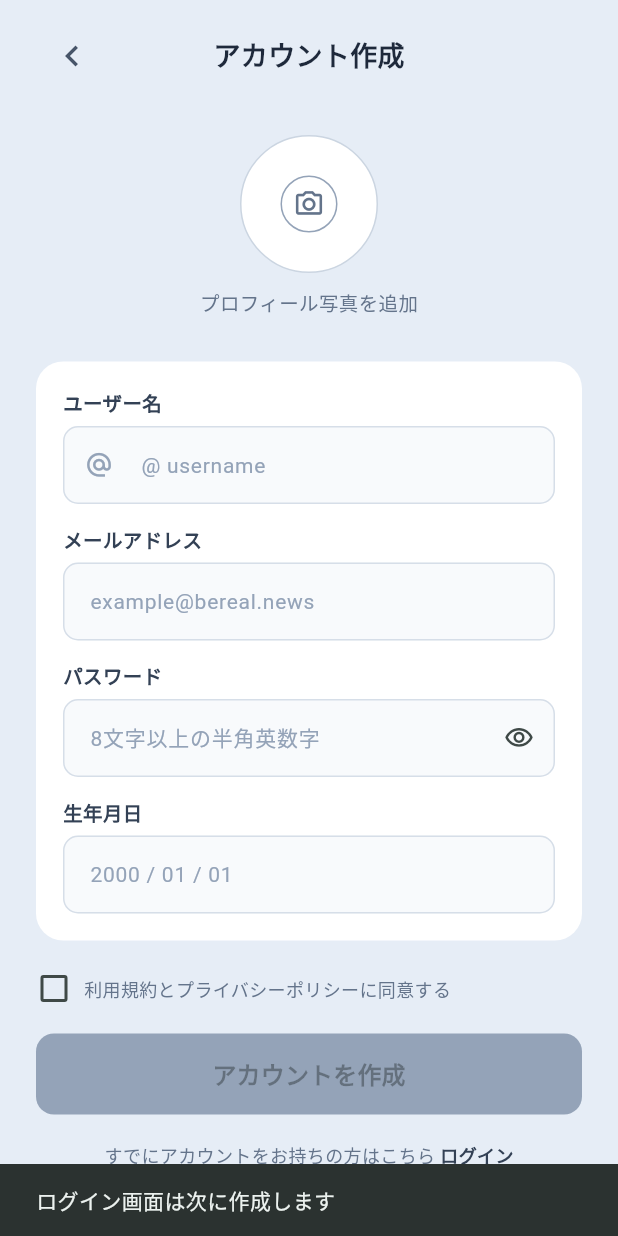
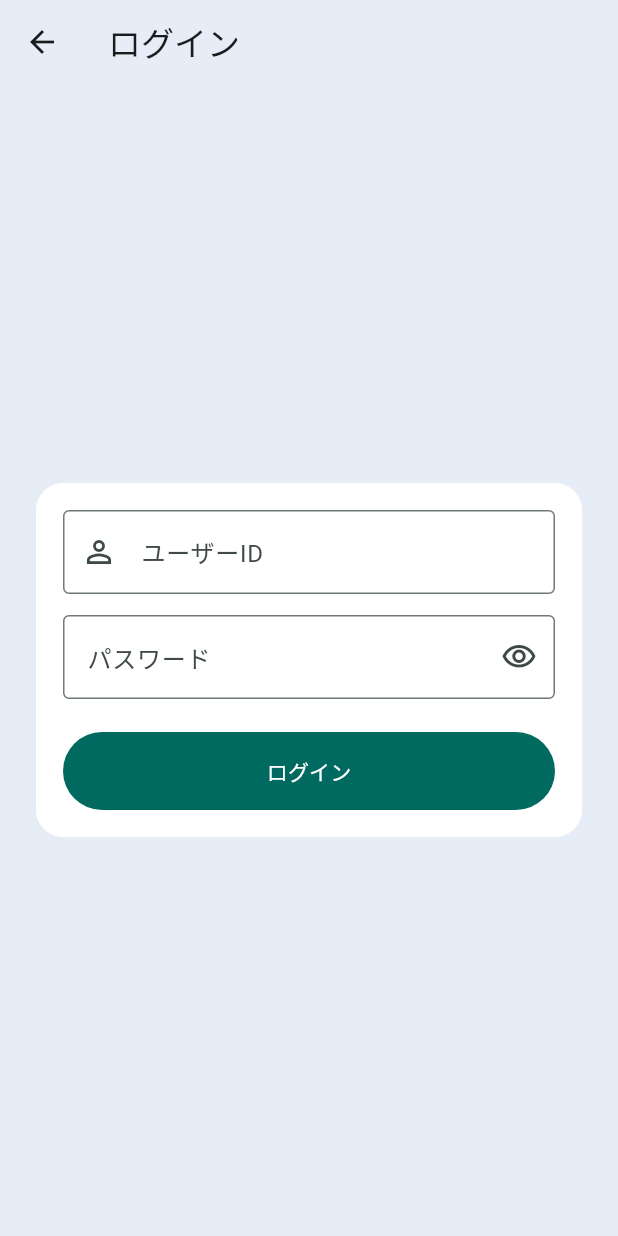
Before and after one commit to Shuya0127/NTTdata_Hack, a Flutter app: the AccountCreationPage screen opened directly, after a tap on "ログイン", on a phone screen of 412 x 824 dp. Run offline on Flutter 3.47's test engine with Material 3 defaults, Android fonts, the phone set to English and light mode, and no system bars; our stand-ins replace shared_preferences, supabase_flutter; accounts and stored records are empty.

Commit message:
メアドをユーザーIDに変更

```diff
--- a/lib/account/account_creation_page.dart
+++ b/lib/account/account_creation_page.dart
@@ -1,6 +1,7 @@
 import 'package:flutter/material.dart';
 import 'package:supabase_flutter/supabase_flutter.dart';
 import '../news/news_home_page.dart';
+import 'login_page.dart';
 
 class AccountCreationPage extends StatefulWidget {
   const AccountCreationPage({super.key});
@@ -11,10 +12,10 @@ class AccountCreationPage extends StatefulWidget {
 }
 
 class _AccountCreationPageState extends State<AccountCreationPage> {
-  final TextEditingController _usernameController =
+  final TextEditingController _userIdController =
       TextEditingController();
 
-  final TextEditingController _emailController =
+  final TextEditingController _usernameController =
       TextEditingController();
 
   final TextEditingController _passwordController =
@@ -28,8 +29,8 @@ class _AccountCreationPageState extends State<AccountCreationPage> {
 
   @override
   void dispose() {
+    _userIdController.dispose();
     _usernameController.dispose();
-    _emailController.dispose();
     _passwordController.dispose();
     _birthdayController.dispose();
     super.dispose();
@@ -53,7 +54,7 @@ class _AccountCreationPageState extends State<AccountCreationPage> {
     }
   }
 
-Future<void> _createAccount() async {
+  Future<void> _createAccount() async {
     if (!_agreeTerms) {
       ScaffoldMessenger.of(context).showSnackBar(
         const SnackBar(
@@ -64,15 +65,25 @@ Future<void> _createAccount() async {
     }
 
     final supabase = Supabase.instance.client;
-    final email = _emailController.text.trim();
+    final userId = _userIdController.text.trim().toLowerCase();
     final password = _passwordController.text.trim();
     final username = _usernameController.text.trim();
     final birthday = _birthdayController.text.trim();
 
+    if (!RegExp(r'^[a-z0-9_]{3,30}$').hasMatch(userId)) {
+      _showError('ユーザーIDは英小文字・数字・_ を使って3〜30文字で入力してください');
+      return;
+    }
+    if (username.isEmpty || birthday.isEmpty || password.length < 8) {
+      _showError('ユーザー名・生年月日・8文字以上のパスワードを入力してください');
+      return;
+    }
+
     try {
-      // 1. Supabase Auth にユーザーを登録
+      // Supabase Auth はメールまたは電話番号を必要とするため、画面には
+      // 表示しない内部用のメール形式IDをユーザーIDから生成して利用します。
       final AuthResponse res = await supabase.auth.signUp(
-        email: email,
+        email: authEmailFromUserId(userId),
         password: password,
       );
 
@@ -82,7 +93,8 @@ Future<void> _createAccount() async {
         // 2. profiles テーブルにプロフィール情報を保存
         await supabase.from('profiles').insert({
           'id': user.id,
-          'username': username, // ※Supabase側で修正した列名と一致しているか確認
+          'user_id': userId,
+          'username': username,
           'birth_date': birthday.replaceAll(' / ', '-'),
         });
 
@@ -115,6 +127,12 @@ Future<void> _createAccount() async {
         );
       }
     }
+  }
+
+  void _showError(String message) {
+    ScaffoldMessenger.of(context).showSnackBar(
+      SnackBar(content: Text(message), backgroundColor: Colors.red),
+    );
   }
 
   @override
@@ -231,19 +249,19 @@ Future<void> _createAccount() async {
                 child: Column(
                   children: [
                     _InputField(
-                      label: 'ユーザー名',
-                      hint: '@ username',
-                      controller: _usernameController,
-                      prefixIcon: Icons.alternate_email,
+                      label: 'ユーザーID',
+                      hint: 'news_user',
+                      controller: _userIdController,
+                      prefixIcon: Icons.person_outline,
                     ),
 
                     const SizedBox(height: 14),
 
                     _InputField(
-                      label: 'メールアドレス',
-                      hint: 'example@bereal.news',
-                      controller: _emailController,
-                      keyboardType: TextInputType.emailAddress,
+                      label: 'ユーザー名',
+                      hint: '@ username',
+                      controller: _usernameController,
+                      prefixIcon: Icons.badge_outlined,
                     ),
 
                     const SizedBox(height: 14),
@@ -371,11 +389,10 @@ Future<void> _createAccount() async {
 
                   GestureDetector(
                     onTap: () {
-                      ScaffoldMessenger.of(context).showSnackBar(
-                        const SnackBar(
-                          content: Text(
-                            'ログイン画面は次に作成します',
-                          ),
+                      Navigator.push(
+                        context,
+                        MaterialPageRoute(
+                          builder: (context) => const LoginPage(),
                         ),
                       );
                     },
@@ -487,3 +504,6 @@ class _InputField extends StatelessWidget {
     );
   }
 }
+
+/// Supabase Auth 用の内部識別子です。実在するメールアドレスではありません。
+String authEmailFromUserId(String userId) => '$userId@auth.newsapp.local';
--- /dev/null
+++ b/lib/account/login_page.dart
@@ -0,0 +1,149 @@
+import 'package:flutter/material.dart';
+import 'package:supabase_flutter/supabase_flutter.dart';
+
+import '../news/news_home_page.dart';
+import 'account_creation_page.dart';
+
+class LoginPage extends StatefulWidget {
+  const LoginPage({super.key});
+
+  @override
+  State<LoginPage> createState() => _LoginPageState();
+}
+
+class _LoginPageState extends State<LoginPage> {
+  final _userIdController = TextEditingController();
+  final _passwordController = TextEditingController();
+  bool _obscurePassword = true;
+  bool _isLoading = false;
+
+  @override
+  void dispose() {
+    _userIdController.dispose();
+    _passwordController.dispose();
+    super.dispose();
+  }
+
+  Future<void> _login() async {
+    final userId = _userIdController.text.trim().toLowerCase();
+    final password = _passwordController.text;
+
+    if (!RegExp(r'^[a-z0-9_]{3,30}$').hasMatch(userId) || password.isEmpty) {
+      _showError('ユーザーIDとパスワードを入力してください');
+      return;
+    }
+
+    setState(() => _isLoading = true);
+    try {
+      await Supabase.instance.client.auth.signInWithPassword(
+        email: authEmailFromUserId(userId),
+        password: password,
+      );
+      if (!mounted) return;
+      Navigator.pushReplacement(
+        context,
+        MaterialPageRoute(builder: (_) => const NewsHomePage()),
+      );
+    } on AuthException catch (_) {
+      _showError('ユーザーIDまたはパスワードが正しくありません');
+    } catch (_) {
+      _showError('ログインに失敗しました。時間をおいて再度お試しください');
+    } finally {
+      if (mounted) setState(() => _isLoading = false);
+    }
+  }
+
+  void _showError(String message) {
+    if (!mounted) return;
+    ScaffoldMessenger.of(context).showSnackBar(
+      SnackBar(content: Text(message), backgroundColor: Colors.red),
+    );
+  }
+
+  @override
+  Widget build(BuildContext context) {
+    return Scaffold(
+      backgroundColor: const Color(0xFFE6EDF6),
+      appBar: AppBar(
+        title: const Text('ログイン'),
+        backgroundColor: Colors.transparent,
+        elevation: 0,
+      ),
+      body: Center(
+        child: SingleChildScrollView(
+          padding: const EdgeInsets.all(24),
+          child: Container(
+            padding: const EdgeInsets.all(18),
+            decoration: BoxDecoration(
+              color: Colors.white,
+              borderRadius: BorderRadius.circular(18),
+            ),
+            child: Column(
+              mainAxisSize: MainAxisSize.min,
+              children: [
+                _LoginInput(
+                  label: 'ユーザーID',
+                  controller: _userIdController,
+                  icon: Icons.person_outline,
+                ),
+                const SizedBox(height: 14),
+                _LoginInput(
+                  label: 'パスワード',
+                  controller: _passwordController,
+                  obscureText: _obscurePassword,
+                  suffixIcon: IconButton(
+                    onPressed: () => setState(
+                      () => _obscurePassword = !_obscurePassword,
+                    ),
+                    icon: Icon(_obscurePassword
+                        ? Icons.visibility_outlined
+                        : Icons.visibility_off_outlined),
+                  ),
+                ),
+                const SizedBox(height: 22),
+                SizedBox(
+                  width: double.infinity,
+                  height: 52,
+                  child: FilledButton(
+                    onPressed: _isLoading ? null : _login,
+                    child: Text(_isLoading ? 'ログイン中...' : 'ログイン'),
+                  ),
+                ),
+              ],
+            ),
+          ),
+        ),
+      ),
+    );
+  }
+}
+
+class _LoginInput extends StatelessWidget {
+  const _LoginInput({
+    required this.label,
+    required this.controller,
+    this.icon,
+    this.obscureText = false,
+    this.suffixIcon,
+  });
+
+  final String label;
+  final TextEditingController controller;
+  final IconData? icon;
+  final bool obscureText;
+  final Widget? suffixIcon;
+
+  @override
+  Widget build(BuildContext context) {
+    return TextField(
+      controller: controller,
+      obscureText: obscureText,
+      decoration: InputDecoration(
+        labelText: label,
+        prefixIcon: icon == null ? null : Icon(icon),
+        suffixIcon: suffixIcon,
+        border: const OutlineInputBorder(),
+      ),
+    );
+  }
+}
```
